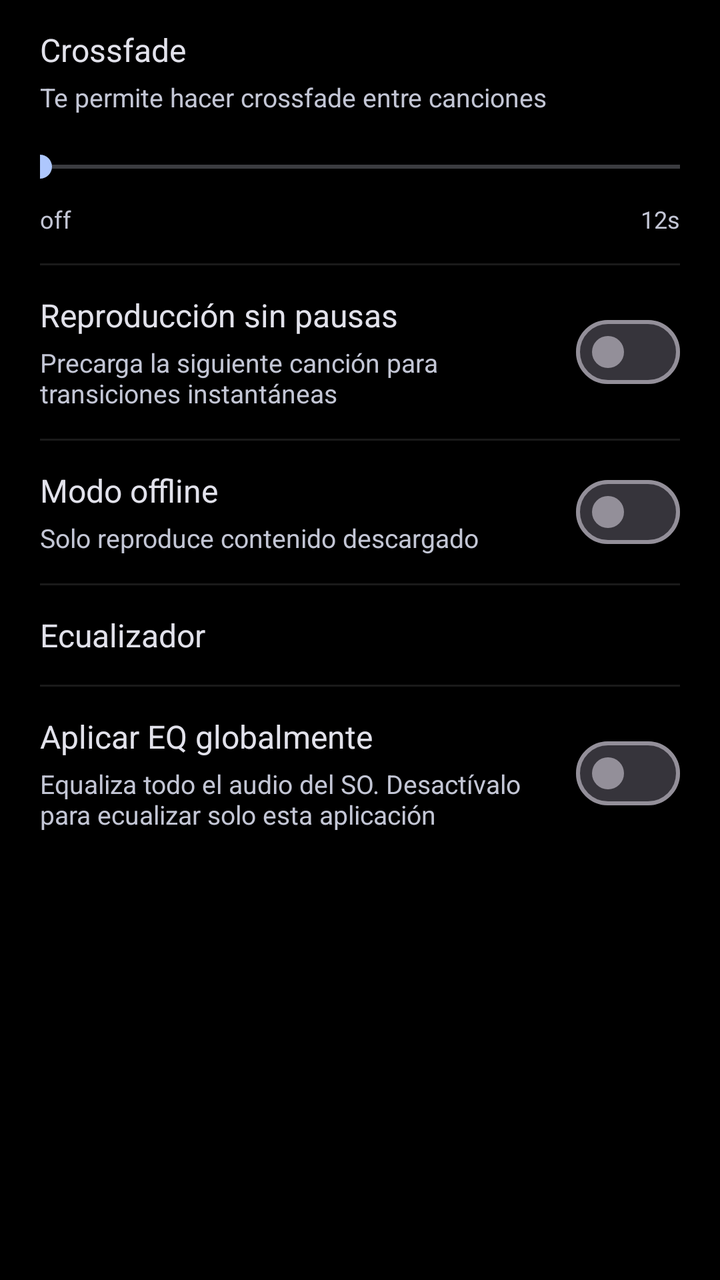
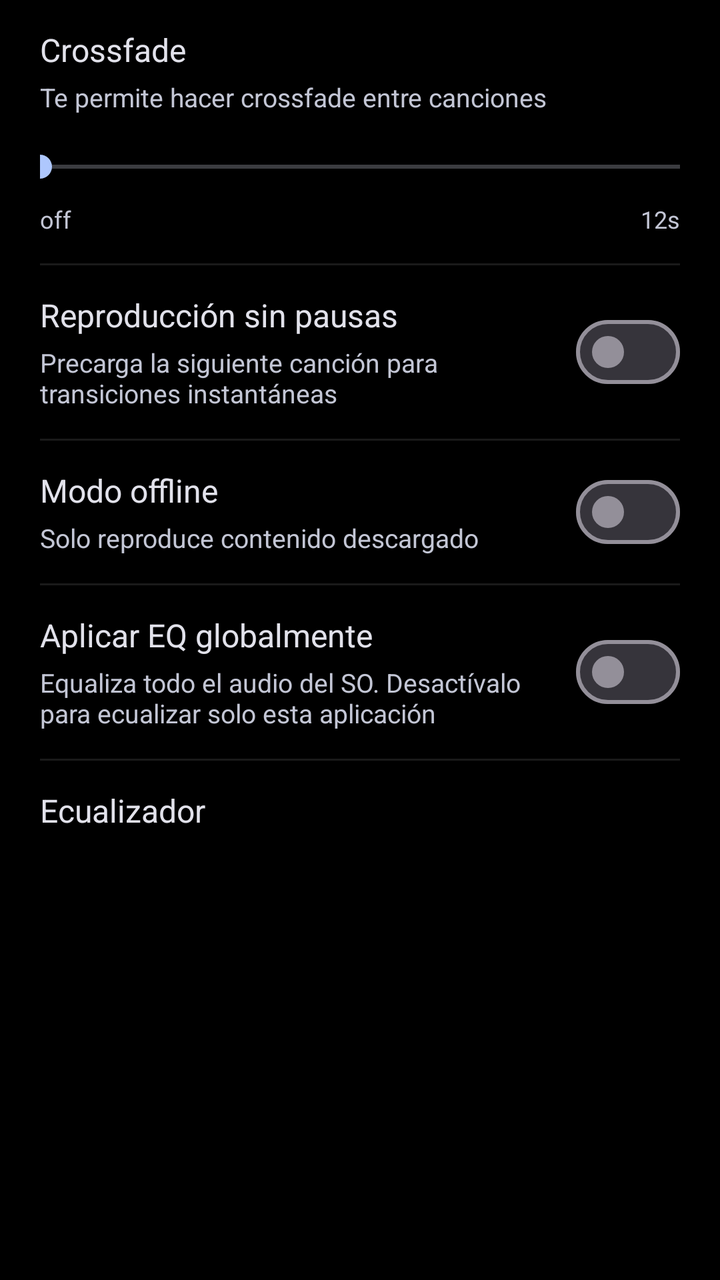

Compare the two renders of this Android layout. The source of the first and the diff that turns it into the second are given below.
<!-- AndroidManifest.xml: application theme Theme.Sleppify -->
<!-- res/layout/settings_playback.xml -->
<?xml version="1.0" encoding="utf-8"?>
<ScrollView xmlns:android="http://schemas.android.com/apk/res/android"
    android:id="@+id/svSettingsPlayback"
    android:layout_width="match_parent"
    android:layout_height="match_parent"
    android:background="#FF000000"
    android:clipToPadding="false"
    android:paddingBottom="32dp">

    <LinearLayout
        android:layout_width="match_parent"
        android:layout_height="wrap_content"
        android:orientation="vertical"
        android:paddingHorizontal="20dp"
        android:paddingTop="0dp">

        
        <LinearLayout
            android:layout_width="match_parent"
            android:layout_height="wrap_content"
            android:orientation="vertical"
            android:paddingVertical="14dp">

            <TextView
                android:layout_width="wrap_content"
                android:layout_height="wrap_content"
                android:text="Crossfade"
                android:textColor="@color/text_primary"
                android:textSize="16sp" />

            <TextView
                android:layout_width="wrap_content"
                android:layout_height="wrap_content"
                android:layout_marginTop="4dp"
                android:text="Te permite hacer crossfade entre canciones"
                android:textColor="@color/text_secondary"
                android:textSize="13sp" />

            <SeekBar
                android:id="@+id/sbPlaybackCrossfade"
                android:layout_width="match_parent"
                android:layout_height="36dp"
                android:layout_marginTop="8dp"
                android:max="12"
                android:paddingHorizontal="0dp"
                android:progress="0" />

            <RelativeLayout
                android:layout_width="match_parent"
                android:layout_height="wrap_content">

                <TextView
                    android:id="@+id/tvPlaybackCrossfadeValue"
                    android:layout_width="wrap_content"
                    android:layout_height="wrap_content"
                    android:layout_alignParentStart="true"
                    android:text="off"
                    android:textColor="@color/text_secondary"
                    android:textSize="12sp" />

                <TextView
                    android:layout_width="wrap_content"
                    android:layout_height="wrap_content"
                    android:layout_alignParentEnd="true"
                    android:text="12s"
                    android:textColor="@color/text_secondary"
                    android:textSize="12sp" />
            </RelativeLayout>
        </LinearLayout>

        <View
            android:layout_width="match_parent"
            android:layout_height="1dp"
            android:background="#1AFFFFFF" />

        
        <LinearLayout
            android:layout_width="match_parent"
            android:layout_height="wrap_content"
            android:gravity="center_vertical"
            android:orientation="horizontal"
            android:paddingVertical="14dp">

            <LinearLayout
                android:layout_width="0dp"
                android:layout_height="wrap_content"
                android:layout_weight="1"
                android:orientation="vertical">

                <TextView
                    android:layout_width="wrap_content"
                    android:layout_height="wrap_content"
                    android:text="Reproducción sin pausas"
                    android:textColor="@color/text_primary"
                    android:textSize="16sp" />

                <TextView
                    android:layout_width="wrap_content"
                    android:layout_height="wrap_content"
                    android:layout_marginTop="4dp"
                    android:text="Precarga la siguiente canción para transiciones instantáneas"
                    android:textColor="@color/text_secondary"
                    android:textSize="13sp" />
            </LinearLayout>

            <com.google.android.material.materialswitch.MaterialSwitch
                android:id="@+id/swPlaybackGapless"
                android:layout_width="wrap_content"
                android:layout_height="wrap_content"
                android:minWidth="0dp"
                android:minHeight="0dp" />
        </LinearLayout>

        <View
            android:layout_width="match_parent"
            android:layout_height="1dp"
            android:background="#1AFFFFFF" />

        
        <LinearLayout
            android:layout_width="match_parent"
            android:layout_height="wrap_content"
            android:gravity="center_vertical"
            android:orientation="horizontal"
            android:paddingVertical="14dp">

            <LinearLayout
                android:layout_width="0dp"
                android:layout_height="wrap_content"
                android:layout_weight="1"
                android:orientation="vertical">

                <TextView
                    android:layout_width="wrap_content"
                    android:layout_height="wrap_content"
                    android:text="Modo offline"
                    android:textColor="@color/text_primary"
                    android:textSize="16sp" />

                <TextView
                    android:layout_width="wrap_content"
                    android:layout_height="wrap_content"
                    android:layout_marginTop="4dp"
                    android:text="Solo reproduce contenido descargado"
                    android:textColor="@color/text_secondary"
                    android:textSize="13sp" />
            </LinearLayout>

            <com.google.android.material.materialswitch.MaterialSwitch
                android:id="@+id/swPlaybackOffline"
                android:layout_width="wrap_content"
                android:layout_height="wrap_content"
                android:minWidth="0dp"
                android:minHeight="0dp" />
        </LinearLayout>

        <View
            android:layout_width="match_parent"
            android:layout_height="1dp"
            android:background="#1AFFFFFF" />

        
        <LinearLayout
            android:id="@+id/rowPlaybackEqualizer"
            android:layout_width="match_parent"
            android:layout_height="wrap_content"
            android:background="?attr/selectableItemBackground"
            android:clickable="true"
            android:focusable="true"
            android:gravity="center_vertical"
            android:orientation="horizontal"
            android:paddingVertical="14dp">

            <TextView
                android:layout_width="wrap_content"
                android:layout_height="wrap_content"
                android:text="Ecualizador"
                android:textColor="@color/text_primary"
                android:textSize="16sp" />
        </LinearLayout>

        <View
            android:layout_width="match_parent"
            android:layout_height="1dp"
            android:background="#1AFFFFFF" />

        
        <LinearLayout
            android:layout_width="match_parent"
            android:layout_height="wrap_content"
            android:gravity="center_vertical"
            android:orientation="horizontal"
            android:paddingVertical="14dp">

            <LinearLayout
                android:layout_width="0dp"
                android:layout_height="wrap_content"
                android:layout_weight="1"
                android:orientation="vertical">

                <TextView
                    android:layout_width="wrap_content"
                    android:layout_height="wrap_content"
                    android:text="Aplicar EQ globalmente"
                    android:textColor="@color/text_primary"
                    android:textSize="16sp" />

                <TextView
                    android:layout_width="wrap_content"
                    android:layout_height="wrap_content"
                    android:layout_marginTop="4dp"
                    android:text="Equaliza todo el audio del SO. Desactívalo para ecualizar solo esta aplicación"
                    android:textColor="@color/text_secondary"
                    android:textSize="13sp" />
            </LinearLayout>

            <com.google.android.material.materialswitch.MaterialSwitch
                android:id="@+id/swPlaybackEqGlobal"
                android:layout_width="wrap_content"
                android:layout_height="wrap_content"
                android:minWidth="0dp"
                android:minHeight="0dp" />
        </LinearLayout>

    </LinearLayout>
</ScrollView>
<!-- resources referenced by this layout -->
<resources>
  <color name="text_primary">#e2e2eb</color>
  <color name="text_secondary">#c3c6d5</color>
  <style name="Theme.Sleppify" parent="Base.Theme.Sleppify" />
  <style name="Base.Theme.Sleppify" parent="Theme.Material3.Dark.NoActionBar">
          
          <item name="colorPrimary">@color/stitch_blue</item>
          <item name="colorSecondary">@color/stitch_blue_light</item>
          <item name="android:windowBackground">@color/surface_dark</item>
          <item name="android:navigationBarColor">@color/surface_dark</item>
          <item name="android:statusBarColor">@color/surface_dark</item>
          <item name="android:textColorPrimary">@color/text_primary</item>
          <item name="android:textColorSecondary">@color/text_secondary</item>
      </style>
  <color name="stitch_blue">#AEC7FD</color>
  <color name="stitch_blue_light">#AEC7FD</color>
  <color name="surface_dark">#111319</color>
</resources>

<!-- the commit's change to res/layout/settings_playback.xml (unified diff, before → after) -->
@@ -161,6 +161,49 @@
 
         
         <LinearLayout
+            android:layout_width="match_parent"
+            android:layout_height="wrap_content"
+            android:gravity="center_vertical"
+            android:orientation="horizontal"
+            android:paddingVertical="14dp">
+
+            <LinearLayout
+                android:layout_width="0dp"
+                android:layout_height="wrap_content"
+                android:layout_weight="1"
+                android:orientation="vertical">
+
+                <TextView
+                    android:layout_width="wrap_content"
+                    android:layout_height="wrap_content"
+                    android:text="Aplicar EQ globalmente"
+                    android:textColor="@color/text_primary"
+                    android:textSize="16sp" />
+
+                <TextView
+                    android:layout_width="wrap_content"
+                    android:layout_height="wrap_content"
+                    android:layout_marginTop="4dp"
+                    android:text="Equaliza todo el audio del SO. Desactívalo para ecualizar solo esta aplicación"
+                    android:textColor="@color/text_secondary"
+                    android:textSize="13sp" />
+            </LinearLayout>
+
+            <com.google.android.material.materialswitch.MaterialSwitch
+                android:id="@+id/swPlaybackEqGlobal"
+                android:layout_width="wrap_content"
+                android:layout_height="wrap_content"
+                android:minWidth="0dp"
+                android:minHeight="0dp" />
+        </LinearLayout>
+
+        <View
+            android:layout_width="match_parent"
+            android:layout_height="1dp"
+            android:background="#1AFFFFFF" />
+
+        
+        <LinearLayout
             android:id="@+id/rowPlaybackEqualizer"
             android:layout_width="match_parent"
             android:layout_height="wrap_content"
@@ -179,48 +222,5 @@
                 android:textSize="16sp" />
         </LinearLayout>
 
-        <View
-            android:layout_width="match_parent"
-            android:layout_height="1dp"
-            android:background="#1AFFFFFF" />
-
-        
-        <LinearLayout
-            android:layout_width="match_parent"
-            android:layout_height="wrap_content"
-            android:gravity="center_vertical"
-            android:orientation="horizontal"
-            android:paddingVertical="14dp">
-
-            <LinearLayout
-                android:layout_width="0dp"
-                android:layout_height="wrap_content"
-                android:layout_weight="1"
-                android:orientation="vertical">
-
-                <TextView
-                    android:layout_width="wrap_content"
-                    android:layout_height="wrap_content"
-                    android:text="Aplicar EQ globalmente"
-                    android:textColor="@color/text_primary"
-                    android:textSize="16sp" />
-
-                <TextView
-                    android:layout_width="wrap_content"
-                    android:layout_height="wrap_content"
-                    android:layout_marginTop="4dp"
-                    android:text="Equaliza todo el audio del SO. Desactívalo para ecualizar solo esta aplicación"
-                    android:textColor="@color/text_secondary"
-                    android:textSize="13sp" />
-            </LinearLayout>
-
-            <com.google.android.material.materialswitch.MaterialSwitch
-                android:id="@+id/swPlaybackEqGlobal"
-                android:layout_width="wrap_content"
-                android:layout_height="wrap_content"
-                android:minWidth="0dp"
-                android:minHeight="0dp" />
-        </LinearLayout>
-
     </LinearLayout>
 </ScrollView>
